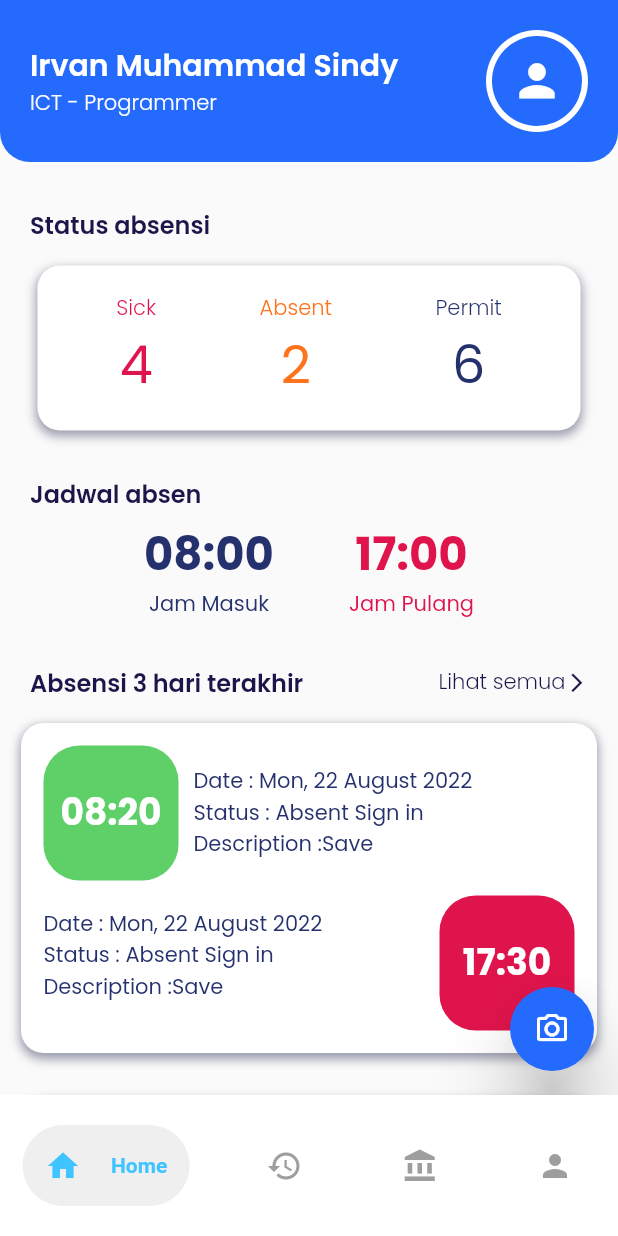
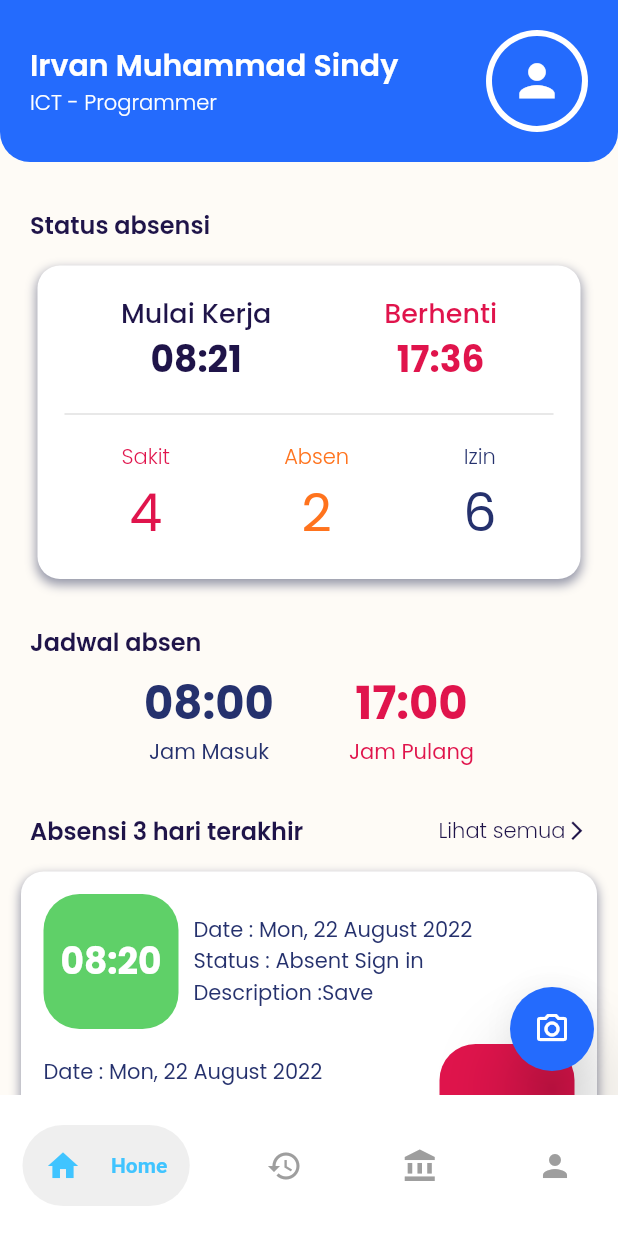
Before and after one commit to bagus11/flutter-attendance, a Flutter app: the HomePage screen opened by its route, on a phone screen of 412 x 824 dp. Run offline on Flutter 3.47's test engine with Material 2 defaults, Android fonts, the phone set to English and light mode, and no system bars; drawn by our look-alikes of google_nav_bar; our stand-ins replace expansion_tile_card, flutter_expandable_fab, gallery_saver, google_fonts, image_picker.

Commit message:
fix color, fix page riwayat perizinan

```diff
--- a/lib/history_attendance.dart
+++ b/lib/history_attendance.dart
@@ -15,7 +15,7 @@ class _HistoryPageState extends State<HistoryPage> {
   Widget build(BuildContext context) {
     PreferredSizeWidget header() {
       return AppBar(
-        backgroundColor: whiteColor,
+        backgroundColor: whiteColor2,
         centerTitle: true,
         elevation: 0.5,
         leading: IconButton(
--- a/lib/history_permission.dart
+++ b/lib/history_permission.dart
@@ -34,6 +34,7 @@ class PermissionPage extends StatelessWidget {
 
     return Scaffold(
       appBar: header(),
+      backgroundColor: whiteColor2,
       body: SafeArea(
         child: SizedBox(
           height: MediaQuery.of(context).size.height,
@@ -43,17 +44,17 @@ class PermissionPage extends StatelessWidget {
               children: [
                 // const PermissionWidget(),
                 ExpansionPermissionCardWidget(
-                  title: 'Sick',
+                  title: 'Sakit',
                   subtitle: 'Data dalam 1 bulan terakhir',
                   color: redColor,
                 ),
                 ExpansionPermissionCardWidget(
-                  title: 'Absent',
+                  title: 'Absen',
                   subtitle: 'Data dalam 1 bulan terakhir',
                   color: orangeColor,
                 ),
                 ExpansionPermissionCardWidget(
-                  title: 'Permit',
+                  title: 'Izin',
                   subtitle: 'Data dalam 1 bulan terakhir',
                   color: navyColor,
                 ),
--- a/lib/home.dart
+++ b/lib/home.dart
@@ -26,6 +26,7 @@ class _HomeState extends State<Home> {
   @override
   Widget build(BuildContext context) {
     return Scaffold(
+      backgroundColor: whiteColor2,
       body: SafeArea(
         child: ListView(
           children: [
--- a/lib/home_page.dart
+++ b/lib/home_page.dart
@@ -1,11 +1,6 @@
-// ignore: unused_import
-// ignore: unused_import
-import 'package:attendance_frontend/theme/theme.dart';
+import 'package:attendance_frontend/form_permission_page.dart';
 import 'package:attendance_frontend/history_permission.dart';
-import 'package:attendance_frontend/widget/floating_button_expanded.dart';
 import 'package:flutter/material.dart';
-// ignore: unused_import
-import 'package:google_fonts/google_fonts.dart';
 import 'package:google_nav_bar/google_nav_bar.dart';
 import 'home.dart';
 import 'history_attendance.dart';
@@ -23,7 +18,8 @@ class _HomePageState extends State<HomePage> {
     const Home(),
     const HistoryPage(),
     const PermissionPage(),
-    FloatingButtonExpanded(),
+    // FloatingButtonExpanded(),
+    const FormPermissionPage(),
     // const Center(
     //   child: Text('Menu ke 3'),
     // ),
--- a/lib/theme/theme.dart
+++ b/lib/theme/theme.dart
@@ -5,6 +5,7 @@ Color primaryColor = const Color(0xff5C40CC);
 Color blueColor = const Color(0xff246BFD);
 Color blackColor = const Color(0xff1F1449);
 Color whiteColor = const Color(0xffFFFFFF);
+Color whiteColor2 = const Color(0xffFEFBF6);
 Color greyColor = const Color(0xff9698A9);
 Color backColor = const Color(0xffFAFAFA);
 Color cyanColor = const Color(0xff0EC3AE);
--- a/lib/widget/status_absen.dart
+++ b/lib/widget/status_absen.dart
@@ -7,7 +7,7 @@ class StatusAbsent extends StatelessWidget {
   @override
   Widget build(BuildContext context) {
     return Container(
-      height: 110,
+      // height: 110,
       width: MediaQuery.of(context).size.width / 1,
       margin: const EdgeInsets.only(
         top: 15,
@@ -27,14 +27,68 @@ class StatusAbsent extends StatelessWidget {
           ),
         ],
       ),
-      child: Row(
+      child: Column(
+        children: [
+          Row(
+            mainAxisAlignment: MainAxisAlignment.spaceAround,
+            children: [
+              Column(
+                children: [
+                  Text(
+                    'Mulai Kerja',
+                    style: blackTextStyle.copyWith(
+                      fontSize: 18,
+                      fontWeight: medium,
+                    ),
+                  ),
+                  Text(
+                    '08:21',
+                    style: googleTime.copyWith(
+                      fontSize: 24,
+                      color: blackColor,
+                      fontWeight: bold,
+                    ),
+                  ),
+                ],
+              ),
+              Column(
+                children: [
+                  Text(
+                    'Berhenti',
+                    style: redTextStyle.copyWith(
+                      fontSize: 18,
+                      fontWeight: medium,
+                    ),
+                  ),
+                  Text(
+                    '17:36',
+                    style: googleTime.copyWith(
+                      fontSize: 24,
+                      color: redColor,
+                      fontWeight: bold,
+                    ),
+                  ),
+                ],
+              ),
+            ],
+          ),
+          const SizedBox(
+            height: 10,
+          ),
+          const Divider(
+            thickness: 1,
+          ),
+          const SizedBox(
+            height: 10,
+          ),
+          Row(
             mainAxisAlignment: MainAxisAlignment.spaceAround,
             children: [
               Column(
                 crossAxisAlignment: CrossAxisAlignment.center,
                 children: [
                   Text(
-                'Sick',
+                    'Sakit',
                     style: redTextStyle.copyWith(
                       fontSize: 14,
                       fontWeight: light,
@@ -51,7 +105,7 @@ class StatusAbsent extends StatelessWidget {
               Column(
                 children: [
                   Text(
-                'Absent',
+                    'Absen',
                     style: orangeTextStyle.copyWith(
                       fontSize: 14,
                       fontWeight: light,
@@ -68,7 +122,7 @@ class StatusAbsent extends StatelessWidget {
               Column(
                 children: [
                   Text(
-                'Permit',
+                    'Izin',
                     style: navyTextStyle.copyWith(
                       fontSize: 14,
                       fontWeight: light,
@@ -84,6 +138,8 @@ class StatusAbsent extends StatelessWidget {
               )
             ],
           ),
+        ],
+      ),
     );
   }
 }
--- a/pubspec.yaml
+++ b/pubspec.yaml
@@ -43,6 +43,8 @@ dependencies:
   gallery_saver: ^2.3.2
   expansion_tile_card: ^2.0.0
   flutter_expandable_fab: ^1.6.0
+  intl: ^0.17.0
+  dropdown_formfield: ^0.1.4
 
 dev_dependencies:
   flutter_test:
```
Also changed, not shown: lib/form_permission_page.dart (added, +103 -0 lines), lib/widget/expansion_permission_card.dart (+9 -2 lines), pubspec.lock. Lines whose indentation alone changed are shown as unchanged.
